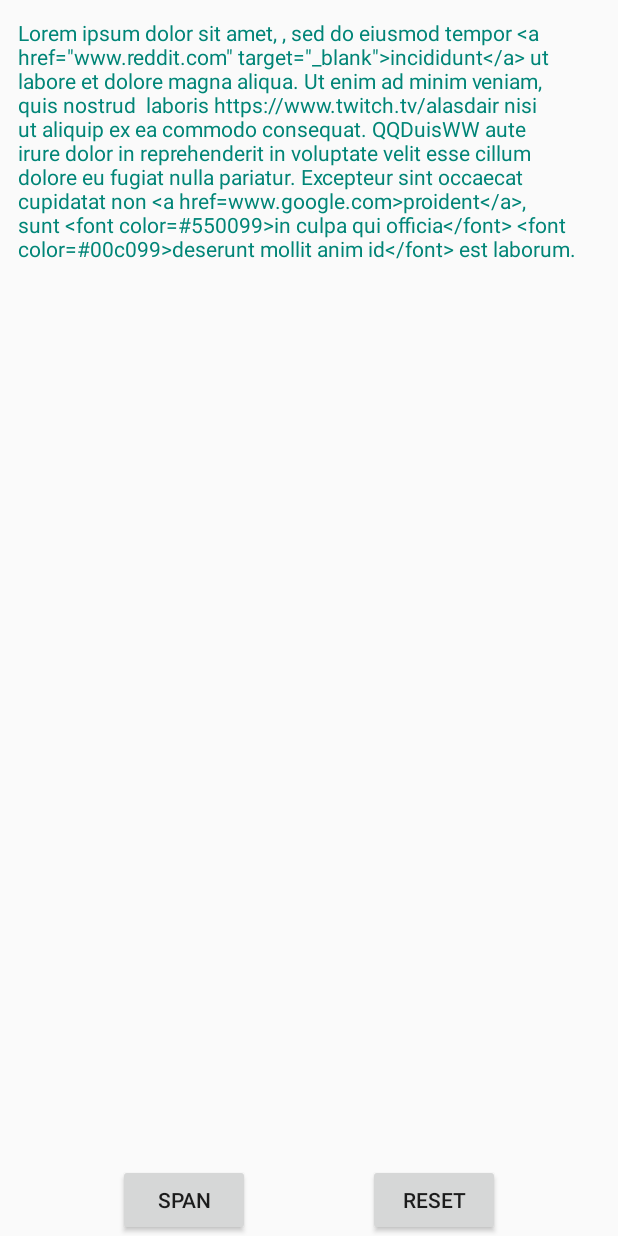
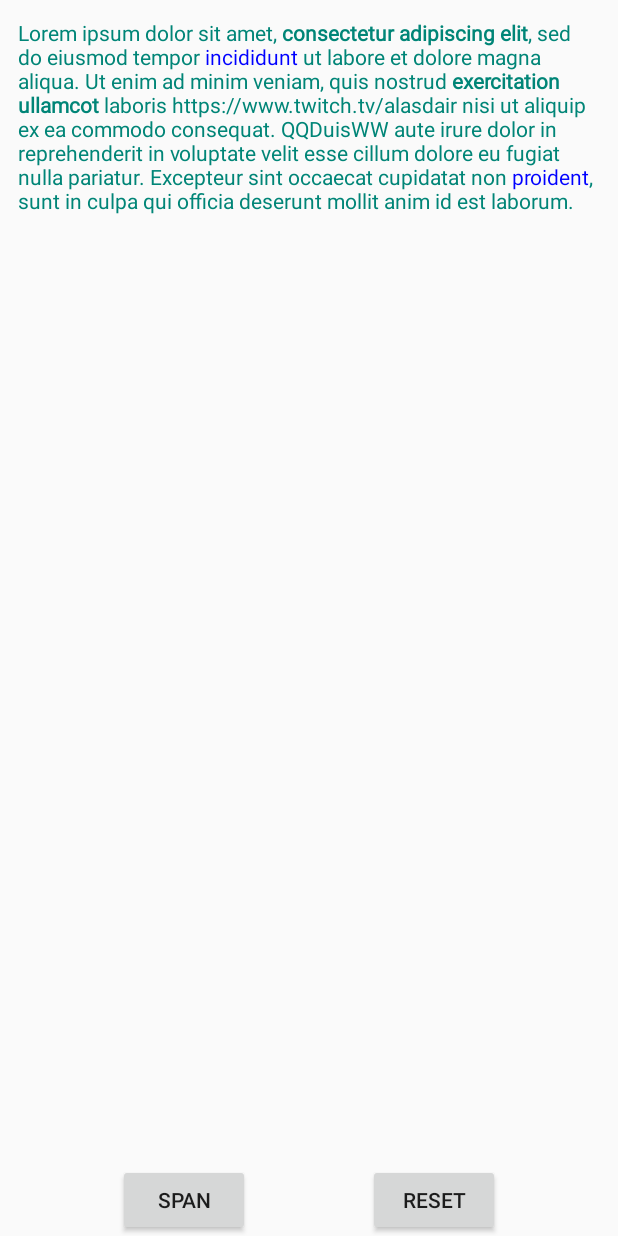
Before and after one commit to Novasa/MonkeyWrench, an Android app: the MainActivityJava screen opened directly, with no data from a screen before it, after a tap on "SPAN", on a phone screen of 412 x 824 dp. Run offline under Robolectric (Android 15) with nearby library versions, the phone set to English and light mode, and no system bars.

```diff
--- a/app/src/main/java/com/novasa/monkeywrenchexample/MainActivityJava.java
+++ b/app/src/main/java/com/novasa/monkeywrenchexample/MainActivityJava.java
@@ -1,17 +1,22 @@
 package com.novasa.monkeywrenchexample;
 
 import android.app.Activity;
+import android.graphics.Color;
 import android.os.Bundle;
 import android.widget.Button;
 import android.widget.TextView;
+import android.widget.Toast;
 
 import androidx.annotation.Nullable;
+import androidx.core.content.ContextCompat;
 
 import com.novasa.monkeywrench.MonkeyWrench;
 import com.novasa.monkeywrench.finder.Finders;
 import com.novasa.monkeywrench.schematic.Bits;
 import com.novasa.monkeywrench.schematic.Mutaters;
 import com.novasa.monkeywrench.schematic.Schematics;
+
+import kotlin.Unit;
 
 public class MainActivityJava extends Activity {
 
@@ -28,13 +33,32 @@ public class MainActivityJava extends Activity {
 
         tv.setText(text);
 
-        btnSpan.setOnClickListener(v -> MonkeyWrench.create()
-                .addSchematic(Schematics.create()
-                        .addMutater(Mutaters.createDelete())
-                        .addFinder(Finders.createHtmlBold())
-                        .addMutater(Mutaters.createUpperCase())
-                        .addBit(Bits.createStrikeThrough()))
-                .workOn(tv));
+        btnSpan.setOnClickListener(v ->
+                MonkeyWrench.create()
+                        .addSchematic(Schematics.createClickable()
+                                .onClick(uri -> {
+                                    Toast.makeText(this, uri.toString(), Toast.LENGTH_SHORT).show();
+                                    return Unit.INSTANCE;
+                                })
+                                .addFinder(Finders.createHtmlALink())
+                                .addBit(Bits.createTextColor(Color.BLUE)))
+                        .addSchematic(Schematics.create()
+                                .addFinder(Finders.createRegex("<.*?>", 0)) // Remove any remaining html tags
+                                .addMutater(Mutaters.createDelete()))
+                        .addSchematic(Schematics.create()
+                                .addFinder(Finders.createHtmlBold())
+                                .addFinder(Finders.createHtmlStrong())
+                                .addBit(Bits.createFakeBold()))
+                        .debug()
+                        .workOn(tv));
+//
+//        btnSpan.setOnClickListener(v -> MonkeyWrench.create()
+//                .addSchematic(Schematics.create()
+//                        .addMutater(Mutaters.createDelete())
+//                        .addFinder(Finders.createHtmlBold())
+//                        .addMutater(Mutaters.createUpperCase())
+//                        .addBit(Bits.createStrikeThrough()))
+//                .workOn(tv));
 
         btnReset.setOnClickListener(v -> tv.setText(text));
 
--- a/app/src/main/res/values/strings.xml
+++ b/app/src/main/res/values/strings.xml
@@ -7,4 +7,16 @@
         QQDuisWW aute irure dolor in reprehenderit in voluptate velit esse cillum dolore eu fugiat nulla pariatur.
         Excepteur sint occaecat cupidatat non &lt;a href="www.google.com">proident&lt;/a>, sunt &lt;font color="#550099">in culpa qui officia&lt;/font> &lt;font color="#00c099">deserunt mollit anim id&lt;/font> est laborum.
     </string>
+
+    <string name="input2">
+        &lt;p>Med Budget får du den billigste parkering i Københavns Lufthavn. Du finder Budget-parkering på P15 (P17 og P19 er midlertidigt lukket pga. COVID-19), som ligger 1,5-2 km fra Terminal 2 og 3. Både til og fra Terminalerne kan du tage lufthavnens gratis terminalbusser, som kører døgnet rundt. &lt;/p>
+        &lt;strong>OBS - terminalbussen kører med færre afgange&lt;/strong>&lt;/p>
+        &lt;p>COVID-19 betyder væsentlig færre passagerer i CPH, derfor kører terminalbussen med færre afgange.&lt;/p>
+        &lt;p>&lt;em>Skal du til eller fra terminalerne i &lt;strong>dagtimerne fra 04.00 til 24.00&lt;/strong>?&lt;/em>&lt;/p>
+        &lt;p>Bussen kører hvert 20. minut. &lt;a title=\"Se den fulde busplan.\" href=\"https://info.parkering.cph.dk/terminalbus\" data-linkto=\"https://\">Se den fulde busplan.&lt;/a>&lt;/p>
+        &lt;p>&lt;em>Skal du til eller fra terminalerne i &lt;strong>aften- og nattetimerne fra&lt;/strong> &lt;strong>24.00 til 04.00&lt;/strong>?&lt;/em>&lt;/p>
+        &lt;p>Bussen kører 1 gang i timen. Vi anbefaler derfor, at du planlægger din ankomst til p-anlægget, så du undgår at skulle vente unødigt. &lt;a title=\"Se den fulde busplan.\" href=\"https://info.parkering.cph.dk/terminalbus\" data-linkto=\"https://\">Se den fulde busplan.&lt;/a>&lt;/p>
+        &lt;strong>Højdebegrænsning&lt;/strong>&lt;/p>
+        &lt;p>Der er ingen højdebegrænsning på vores Budget-anlæg.&lt;/p>&lt;h4>Budget&lt;/h4>
+    </string>
 </resources>
--- a/monkeywrench/src/main/java/com/novasa/monkeywrench/MonkeyWrench.kt
+++ b/monkeywrench/src/main/java/com/novasa/monkeywrench/MonkeyWrench.kt
@@ -2,6 +2,7 @@ package com.novasa.monkeywrench
 
 import android.text.SpannableStringBuilder
 import android.text.Spanned
+import android.util.Log
 import android.widget.TextView
 import com.novasa.monkeywrench.finder.Finder
 import com.novasa.monkeywrench.finder.Match
@@ -9,6 +10,7 @@ import com.novasa.monkeywrench.schematic.Bit
 import com.novasa.monkeywrench.schematic.Mutater
 import com.novasa.monkeywrench.schematic.Schematic
 import com.novasa.monkeywrench.schematic.Schematics
+import java.lang.Integer.max
 import java.util.*
 import kotlin.collections.ArrayList
 
@@ -35,7 +37,10 @@ class MonkeyWrench private constructor() {
 
         fun create(setup: MonkeyWrench.() -> Unit): MonkeyWrench = create().also(setup)
 
-        fun work(input: CharSequence, setup: MonkeyWrench.() -> Unit): CharSequence = create(setup).work(input)
+        fun work(input: CharSequence, setup: MonkeyWrench.() -> Unit): CharSequence =
+            create(setup).work(
+                input
+            )
 
         fun workOn(textViews: Array<TextView>, setup: MonkeyWrench.() -> Unit) {
             create(setup).apply {
@@ -57,10 +62,10 @@ class MonkeyWrench private constructor() {
     }
 
     private val schematics = ArrayList<Schematic>()
+    private var debug = false
 
-    fun addSchematic(schematic: Schematic): MonkeyWrench {
+    fun addSchematic(schematic: Schematic): MonkeyWrench = this.apply {
         schematics.add(schematic)
-        return this
     }
 
     @JvmSynthetic
@@ -95,6 +100,12 @@ class MonkeyWrench private constructor() {
 
             val output = match.schematic.getOutput(match)
 
+
+            if (debug) {
+                logDebugInfo(match, output)
+            }
+
+
             // Start from end of previous match, until before the opening tag of the match
             val start = match.p0
 
@@ -104,6 +115,7 @@ class MonkeyWrench private constructor() {
                 builder.append(input.subSequence(end, start))
             }
 
+            if (output.sequence.isNotEmpty()) {
                 // Position before appending the output
                 val p0 = builder.length
 
@@ -114,9 +126,10 @@ class MonkeyWrench private constructor() {
                     // Set the span
                     builder.setSpan(span, p0, builder.length, Spanned.SPAN_EXCLUSIVE_EXCLUSIVE)
                 }
+            }
 
             // Save the position after the closing tag, so we can append the next piece of text before the next match
-            end = match.p0 + match.input.length
+            end = maxOf(end, match.p0 + match.input.length)
         }
 
         // Append remaining text after the final match, or everything if there were no matches
@@ -135,4 +148,20 @@ class MonkeyWrench private constructor() {
             s.setupTextView(textView)
         }
     }
+
+    fun debug(): MonkeyWrench = this.apply {
+        debug = true
     }
+
+    private fun logDebugInfo(match: Match, output: Schematic.Output) {
+        val info = StringBuilder().apply {
+            append("\nSCHEMATIC: ${match.schematic}")
+            append("\n\tP0: ${match.p0}")
+            append("\n\tIN: ${match.input}")
+            append("\n\tOUTPUT: ${output.sequence}, span: ${output.span}")
+
+        }.toString()
+
+        Log.d("MonkeyWrench", info)
+    }
+}
--- a/monkeywrench/src/main/java/com/novasa/monkeywrench/finder/Finders.kt
+++ b/monkeywrench/src/main/java/com/novasa/monkeywrench/finder/Finders.kt
@@ -66,13 +66,20 @@ open class RegexFinder(val regex: String, val outputGroupIndex: Int = 0) : Finde
 open class TagFinder(open: CharSequence, close: CharSequence, outputGroupIndex: Int = 1) : RegexFinder("$open(.*?)$close", outputGroupIndex)
 
 /** Use for html tags. */
-open class HtmlTagFinder(tag: CharSequence, outputGroupIndex: Int = 1) : TagFinder("<$tag>", "</$tag>", outputGroupIndex)
+open class HtmlTagFinder(tag: CharSequence, outputGroupIndex: Int = 1) : TagFinder("<$tag>", "<\\/$tag>", outputGroupIndex)
 
-/** Use for html tags that need to extract an attribute value. */
-open class HtmlTagAttributeFinder(tag: CharSequence, attribute: CharSequence) : TagFinder("<$tag\\s+(?:[^>]*?\\s+)?$attribute=([\"'])(.*?)\\1.*?>", "</$tag>", 3) {
+/**
+ * Use for html tags that need to extract an attribute value.
+ */
+// Regex explanation:
+// \s+              At least one whitespace character
+// (?:[^>]*?\s)?    Non capturing group, anything, but NOT closing tag ">", followed by a white space, zero or more times
+// (["']?)   \1     Match starting quotations before value, and rematch the closing quotation
+// (?:\s.*?)?       Non capturing group, one whitespace followed by anything, zero or more times
+open class HtmlTagAttributeFinder(tag: CharSequence, attribute: CharSequence) : TagFinder("<$tag\\s+(?:[^>]*?\\s)?$attribute=([\"']?)(.*?)\\1(?:\\s.*?)?>", "<\\/$tag>", 3) {
 
     override fun onMatch(matcher: Matcher, input: String, p0: Int, output: String): Match {
-        val attributeValue = matcher.group(2).trim('\"', '\'')
+        val attributeValue = matcher.group(2)
         return onMatch(matcher, input, p0, output, attributeValue)
     }
 
@@ -107,6 +114,9 @@ object Finders {
     fun createHtmlBold() = createHtmlTag("b")
 
     @JvmStatic
+    fun createHtmlStrong() = createHtmlTag("strong")
+
+    @JvmStatic
     fun createHtmlUnderline() = createHtmlTag("u")
 
     @JvmStatic
@@ -127,6 +137,7 @@ fun Schematic.addFinderTag(open: CharSequence, close: CharSequence, outputGroupI
 fun Schematic.addFinderHtmlTag(tag: CharSequence, outputGroupIndex: Int = 1) = addFinder(Finders.createHtmlTag(tag, outputGroupIndex))
 fun Schematic.addFinderHtmlTagAttribute(tag: CharSequence, attribute: CharSequence) = addFinder(Finders.createHtmlTagAttribute(tag, attribute))
 fun Schematic.addFinderHtmlBold() = addFinder(Finders.createHtmlBold())
+fun Schematic.addFinderHtmlString() = addFinder(Finders.createHtmlStrong())
 fun Schematic.addFinderHtmlUnderline() = addFinder(Finders.createHtmlUnderline())
 fun Schematic.addFinderHtmlALink() = addFinder(Finders.createHtmlALink())
 fun Schematic.addFinderHttpLink() = addFinder(Finders.createHttpLink())
--- a/monkeywrench/src/main/java/com/novasa/monkeywrench/schematic/Schematic.kt
+++ b/monkeywrench/src/main/java/com/novasa/monkeywrench/schematic/Schematic.kt
@@ -18,15 +18,15 @@ open class Schematic {
     private val mutaters = ArrayList<Mutater>()
     private val bits = ArrayList<Bit>()
 
-    fun addFinder(finder: Finder): Schematic = this.also {
+    fun addFinder(finder: Finder): Schematic = this.apply {
         finders.add(finder)
     }
 
-    fun addMutater(mutater: Mutater): Schematic = this.also {
+    fun addMutater(mutater: Mutater): Schematic = this.apply {
         mutaters.add(mutater)
     }
 
-    fun addBit(bit: Bit): Schematic = this.also {
+    fun addBit(bit: Bit): Schematic = this.apply {
         bits.add(bit)
     }
 
```
Also changed, not shown: app/src/main/AndroidManifest.xml (line endings or trailing spaces). Lines whose indentation alone changed are shown as unchanged.
